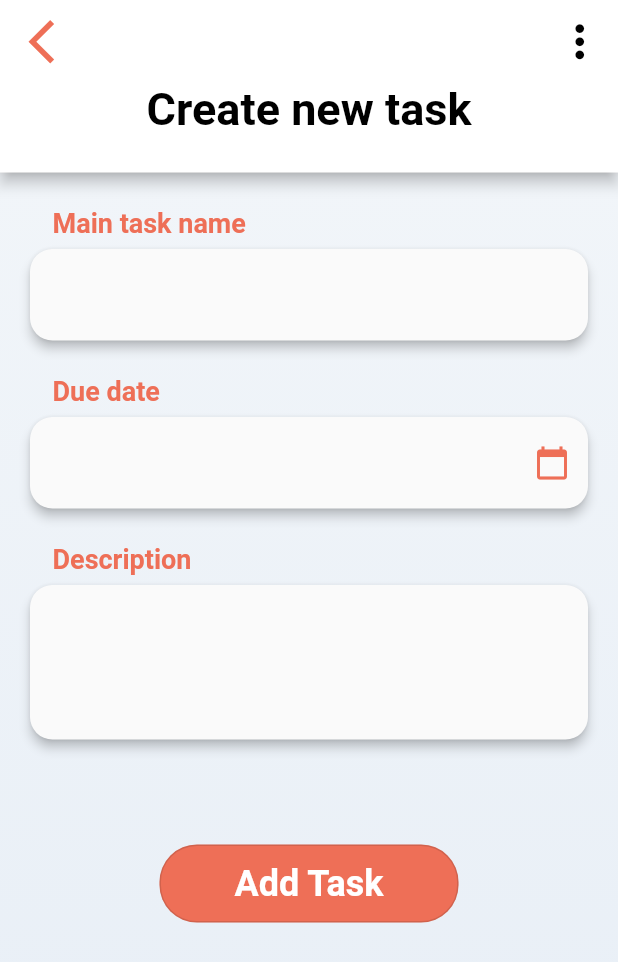
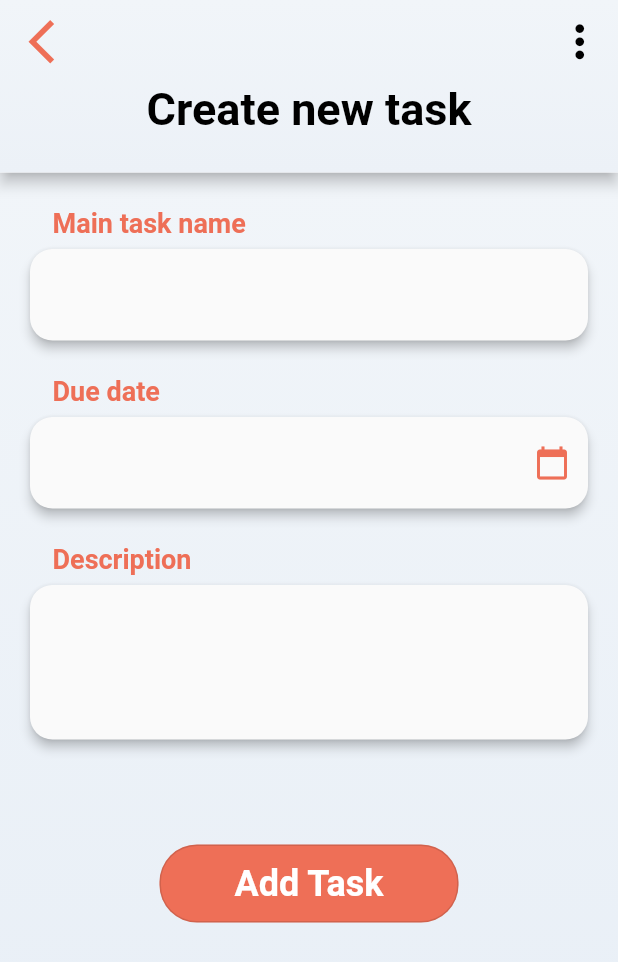
Before and after one commit to duressa-feyissa/2023-project-phase-mobile-tasks, a Flutter app: the screen it shows after launch, on a phone screen of 412 x 824 dp. Shown: the top 962 px of the screen. Run offline on Flutter 3.47's test engine with Material 2 defaults, Android fonts, the light colour scheme and no system bars.

Commit message:
add screen shot

```diff
--- a/on-boarding/add_task/lib/featute/presentation/screens/add_task.dart
+++ b/on-boarding/add_task/lib/featute/presentation/screens/add_task.dart
@@ -30,6 +30,16 @@ class AddTask extends StatelessWidget {
           ],
           backgroundColor: Colors.white,
           flexibleSpace: Container(
+            decoration: const BoxDecoration(
+              gradient: LinearGradient(
+                colors: [
+                  Color.fromARGB(255, 241, 245, 249),
+                  Color.fromARGB(255, 236, 241, 247)
+                ],
+                begin: Alignment.topCenter,
+                end: Alignment.bottomCenter,
+              ),
+            ),
             padding: const EdgeInsets.only(bottom: 25),
             alignment: Alignment.bottomCenter,
             child: const Text(
```
Also changed, not shown: on-boarding/add_task/Screenshot from 2023-08-04 20-05-08.png (deleted), on-boarding/add_task/Screenshot from 2023-08-04 20-24-46.png (added).
